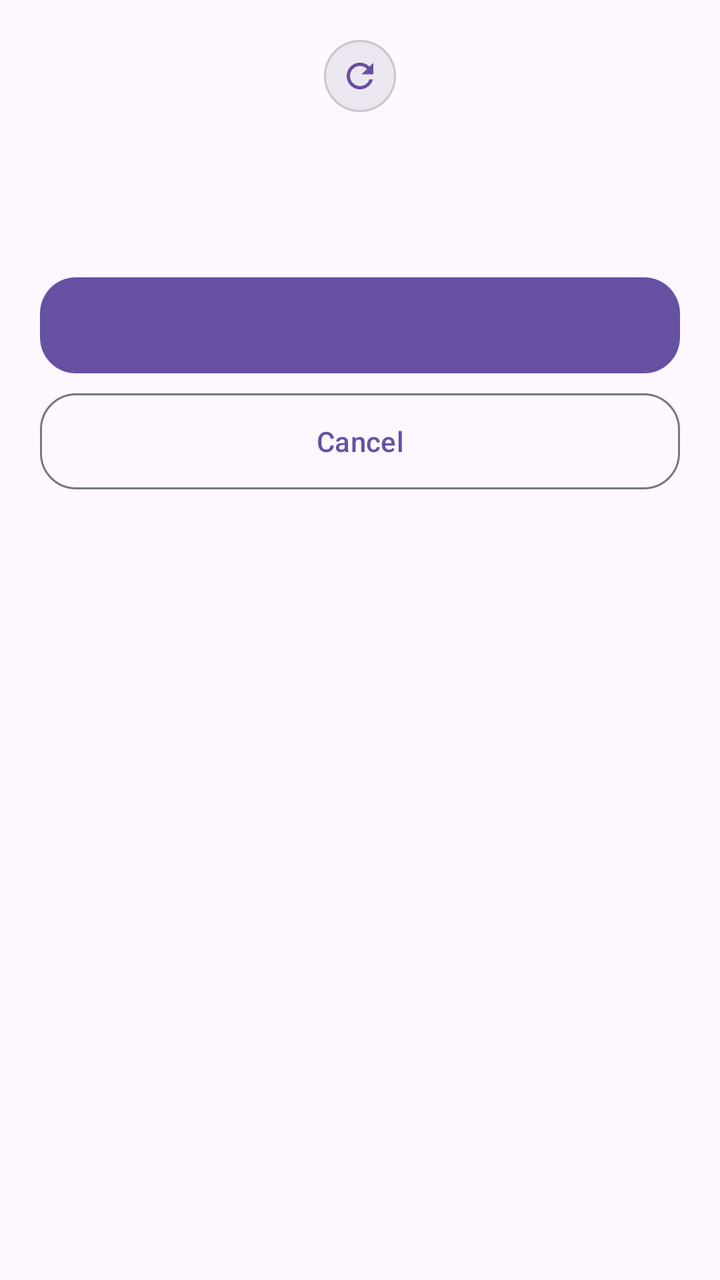
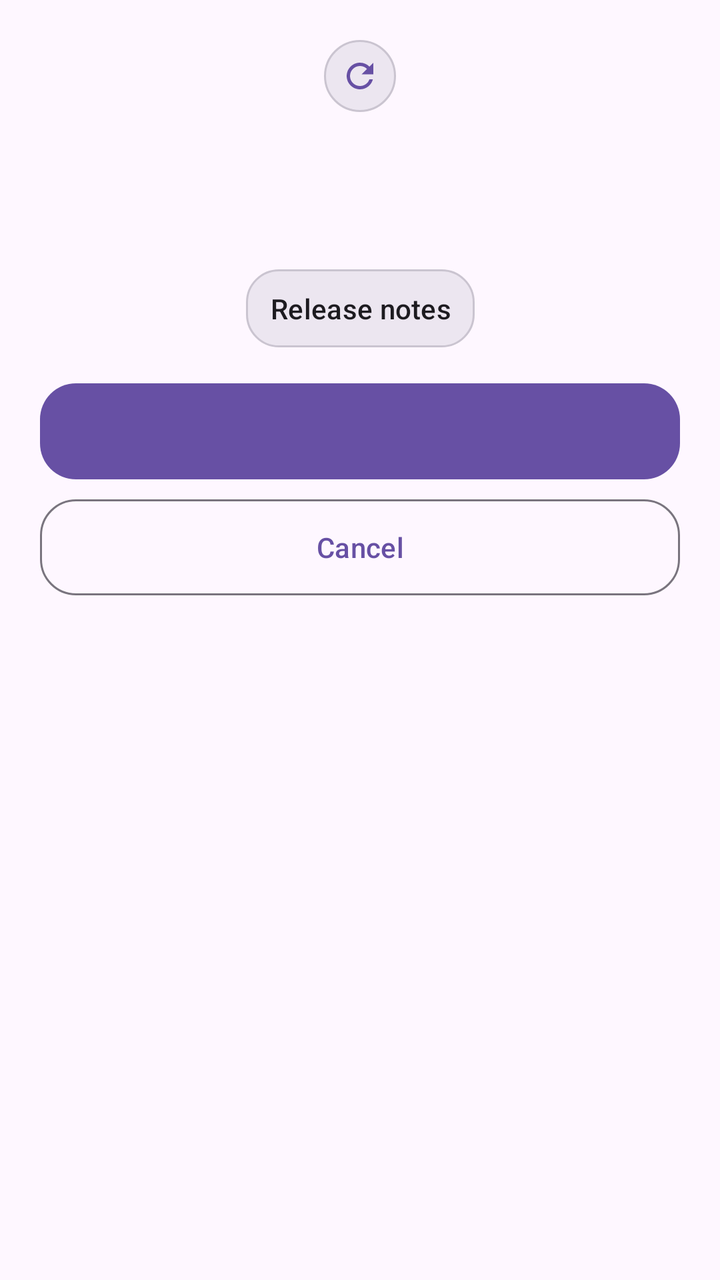

An Android layout rendered at two revisions. The XML below is the earlier revision; the diff shows what the commit changed to produce the second picture.
<!-- AndroidManifest.xml: application theme Theme.Dpis -->
<!-- res/layout/dialog_update_available.xml -->
<?xml version="1.0" encoding="utf-8"?>
<LinearLayout xmlns:android="http://schemas.android.com/apk/res/android"
    xmlns:app="http://schemas.android.com/apk/res-auto"
    android:layout_width="match_parent"
    android:layout_height="wrap_content"
    android:gravity="center_horizontal"
    android:orientation="vertical"
    android:paddingStart="20dp"
    android:paddingTop="20dp"
    android:paddingEnd="20dp"
    android:paddingBottom="16dp">

    <androidx.appcompat.widget.AppCompatImageView
        android:layout_width="36dp"
        android:layout_height="36dp"
        android:background="@drawable/bg_round_button_surface"
        android:padding="8dp"
        android:src="@drawable/ic_refresh_24"
        app:tint="?attr/colorPrimary" />

    <com.google.android.material.textview.MaterialTextView
        android:id="@+id/update_dialog_title"
        android:layout_width="match_parent"
        android:layout_height="wrap_content"
        android:layout_marginTop="12dp"
        android:gravity="center"
        android:includeFontPadding="false"
        android:textAppearance="@style/TextAppearance.Material3.TitleLarge"
        android:textStyle="bold" />

    <com.google.android.material.textview.MaterialTextView
        android:id="@+id/update_dialog_message"
        android:layout_width="match_parent"
        android:layout_height="wrap_content"
        android:layout_marginTop="8dp"
        android:gravity="center"
        android:lineSpacingExtra="2dp"
        android:textAppearance="@style/TextAppearance.Material3.BodyMedium"
        android:textColor="?attr/colorOnSurfaceVariant" />

    <com.google.android.material.progressindicator.LinearProgressIndicator
        android:id="@+id/update_dialog_progress"
        android:layout_width="match_parent"
        android:layout_height="wrap_content"
        android:layout_marginTop="14dp"
        android:visibility="gone" />

    <com.google.android.material.textview.MaterialTextView
        android:id="@+id/update_dialog_progress_text"
        android:layout_width="match_parent"
        android:layout_height="wrap_content"
        android:layout_marginTop="8dp"
        android:gravity="center"
        android:textAppearance="@style/TextAppearance.Material3.BodySmall"
        android:textColor="?attr/colorOnSurfaceVariant"
        android:visibility="gone" />

    <com.google.android.material.button.MaterialButton
        android:id="@+id/update_dialog_primary_button"
        style="@style/Widget.Dpis.DialogActionButton.Filled"
        android:layout_width="match_parent"
        android:layout_height="wrap_content"
        android:layout_marginTop="18dp"
        android:ellipsize="end"
        android:maxLines="1"
        android:singleLine="true" />

    <com.google.android.material.button.MaterialButton
        android:id="@+id/update_dialog_cancel_button"
        style="@style/Widget.Dpis.DialogActionButton.Outlined"
        android:layout_width="match_parent"
        android:layout_height="wrap_content"
        android:layout_marginTop="10dp"
        android:ellipsize="end"
        android:maxLines="1"
        android:singleLine="true"
        android:text="@string/about_update_action_cancel_dialog" />
</LinearLayout>
<!-- resources referenced by this layout -->
<resources>
  <!-- drawable bg_round_button_surface (drawable) -->
  <?xml version="1.0" encoding="utf-8"?>
  <shape xmlns:android="http://schemas.android.com/apk/res/android"
      android:shape="oval">
      <solid android:color="?attr/colorSurfaceContainerHigh" />
      <stroke
          android:width="1dp"
          android:color="?attr/colorOutlineVariant" />
  </shape>
  <!-- drawable ic_refresh_24 (drawable) -->
  <?xml version="1.0" encoding="utf-8"?>
  <vector xmlns:android="http://schemas.android.com/apk/res/android"
      android:width="24dp"
      android:height="24dp"
      android:viewportWidth="24"
      android:viewportHeight="24">
      <path
          android:fillColor="#FF000000"
          android:pathData="M17.65,6.35C16.2,4.9 14.21,4 12,4c-4.42,0 -7.99,3.58 -7.99,8s3.57,8 7.99,8c3.73,0 6.84,-2.55 7.73,-6h-2.08c-0.82,2.33 -3.04,4 -5.65,4c-3.31,0 -6,-2.69 -6,-6s2.69,-6 6,-6c1.66,0 3.14,0.69 4.22,1.78L13,11h7V4z" />
  </vector>
  <string name="about_update_action_cancel_dialog">Cancel</string>
  <style name="Widget.Dpis.DialogActionButton.Filled" parent="Widget.Material3.Button">
          <item name="android:insetTop">0dp</item>
          <item name="android:insetBottom">0dp</item>
          <item name="cornerRadius">18dp</item>
      </style>
  <style name="Widget.Dpis.DialogActionButton.Outlined" parent="Widget.Material3.Button.OutlinedButton">
          <item name="android:insetTop">0dp</item>
          <item name="android:insetBottom">0dp</item>
          <item name="cornerRadius">18dp</item>
      </style>
  <style name="Theme.Dpis" parent="Theme.Material3.DayNight.NoActionBar">
          <item name="android:statusBarColor">@android:color/transparent</item>
          <item name="android:navigationBarColor">@android:color/transparent</item>
          <item name="android:windowLightStatusBar">true</item>
      </style>
</resources>

<!-- the commit's change to res/layout/dialog_update_available.xml (unified diff, before → after) -->
@@ -38,6 +38,56 @@
         android:textAppearance="@style/TextAppearance.Material3.BodyMedium"
         android:textColor="?attr/colorOnSurfaceVariant" />
 
+    <androidx.constraintlayout.widget.ConstraintLayout
+        android:id="@+id/update_dialog_release_notes_host"
+        android:layout_width="match_parent"
+        android:layout_height="wrap_content"
+        android:layout_marginTop="14dp">
+
+        <LinearLayout
+            android:id="@+id/update_dialog_release_notes_card"
+            android:layout_width="wrap_content"
+            android:layout_height="wrap_content"
+            android:background="@drawable/bg_update_release_notes_container"
+            android:clickable="true"
+            android:focusable="true"
+            android:orientation="vertical"
+            android:paddingStart="@dimen/update_dialog_release_notes_padding_horizontal"
+            android:paddingTop="@dimen/update_dialog_release_notes_padding_vertical"
+            android:paddingEnd="@dimen/update_dialog_release_notes_padding_horizontal"
+            android:paddingBottom="@dimen/update_dialog_release_notes_padding_vertical"
+            app:layout_constraintEnd_toEndOf="parent"
+            app:layout_constraintStart_toStartOf="parent"
+            app:layout_constraintTop_toTopOf="parent">
+
+            <com.google.android.material.textview.MaterialTextView
+                android:layout_width="match_parent"
+                android:layout_height="wrap_content"
+                android:gravity="center"
+                android:singleLine="true"
+                android:text="@string/about_update_release_notes_title"
+                android:textAppearance="@style/TextAppearance.Material3.TitleSmall"
+                android:textColor="?attr/colorOnSurface" />
+
+            <androidx.core.widget.NestedScrollView
+                android:id="@+id/update_dialog_release_notes_container"
+                android:layout_width="match_parent"
+                android:layout_height="wrap_content"
+                android:layout_marginTop="8dp"
+                android:maxHeight="@dimen/update_dialog_release_notes_max_height"
+                android:visibility="gone">
+
+                <com.google.android.material.textview.MaterialTextView
+                    android:id="@+id/update_dialog_release_notes_text"
+                    android:layout_width="match_parent"
+                    android:layout_height="wrap_content"
+                    android:lineSpacingExtra="2dp"
+                    android:textAppearance="@style/TextAppearance.Material3.BodySmall"
+                    android:textColor="?attr/colorOnSurfaceVariant" />
+            </androidx.core.widget.NestedScrollView>
+        </LinearLayout>
+    </androidx.constraintlayout.widget.ConstraintLayout>
+
     <com.google.android.material.progressindicator.LinearProgressIndicator
         android:id="@+id/update_dialog_progress"
         android:layout_width="match_parent"
<!-- resource entries referenced after the edit -->
@@ -1,10 +1,22 @@
 <!-- resources referenced by this layout -->
 <resources>
+  <dimen name="update_dialog_release_notes_max_height">220dp</dimen>
+  <dimen name="update_dialog_release_notes_padding_horizontal">12dp</dimen>
+  <dimen name="update_dialog_release_notes_padding_vertical">10dp</dimen>
   <!-- drawable bg_round_button_surface (drawable) -->
   <?xml version="1.0" encoding="utf-8"?>
   <shape xmlns:android="http://schemas.android.com/apk/res/android"
       android:shape="oval">
       <solid android:color="?attr/colorSurfaceContainerHigh" />
+      <stroke
+          android:width="1dp"
+          android:color="?attr/colorOutlineVariant" />
+  </shape>
+  <!-- drawable bg_update_release_notes_container (drawable) -->
+  <?xml version="1.0" encoding="utf-8"?>
+  <shape xmlns:android="http://schemas.android.com/apk/res/android" android:shape="rectangle">
+      <solid android:color="?attr/colorSurfaceContainerHigh" />
+      <corners android:radius="@dimen/update_dialog_release_notes_corner_radius" />
       <stroke
           android:width="1dp"
           android:color="?attr/colorOutlineVariant" />
@@ -21,6 +33,7 @@
           android:pathData="M17.65,6.35C16.2,4.9 14.21,4 12,4c-4.42,0 -7.99,3.58 -7.99,8s3.57,8 7.99,8c3.73,0 6.84,-2.55 7.73,-6h-2.08c-0.82,2.33 -3.04,4 -5.65,4c-3.31,0 -6,-2.69 -6,-6s2.69,-6 6,-6c1.66,0 3.14,0.69 4.22,1.78L13,11h7V4z" />
   </vector>
   <string name="about_update_action_cancel_dialog">Cancel</string>
+  <string name="about_update_release_notes_title">Release notes</string>
   <style name="Widget.Dpis.DialogActionButton.Filled" parent="Widget.Material3.Button">
           <item name="android:insetTop">0dp</item>
           <item name="android:insetBottom">0dp</item>
@@ -36,5 +49,6 @@
           <item name="android:navigationBarColor">@android:color/transparent</item>
           <item name="android:windowLightStatusBar">true</item>
       </style>
+  <dimen name="update_dialog_release_notes_corner_radius">16dp</dimen>
 </resources>
 
